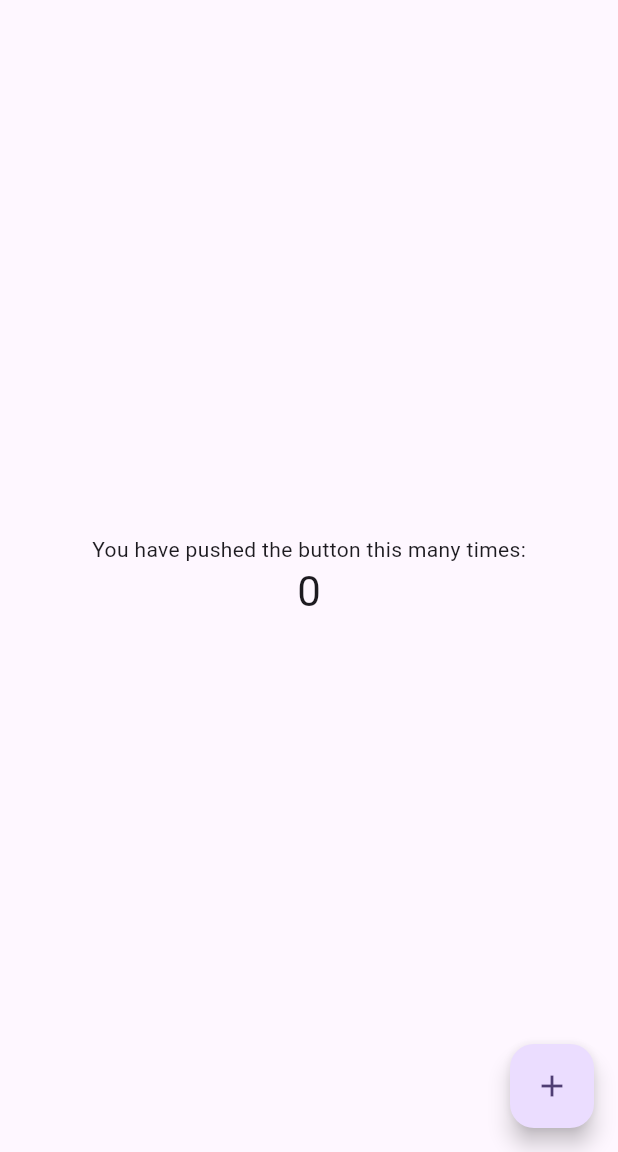
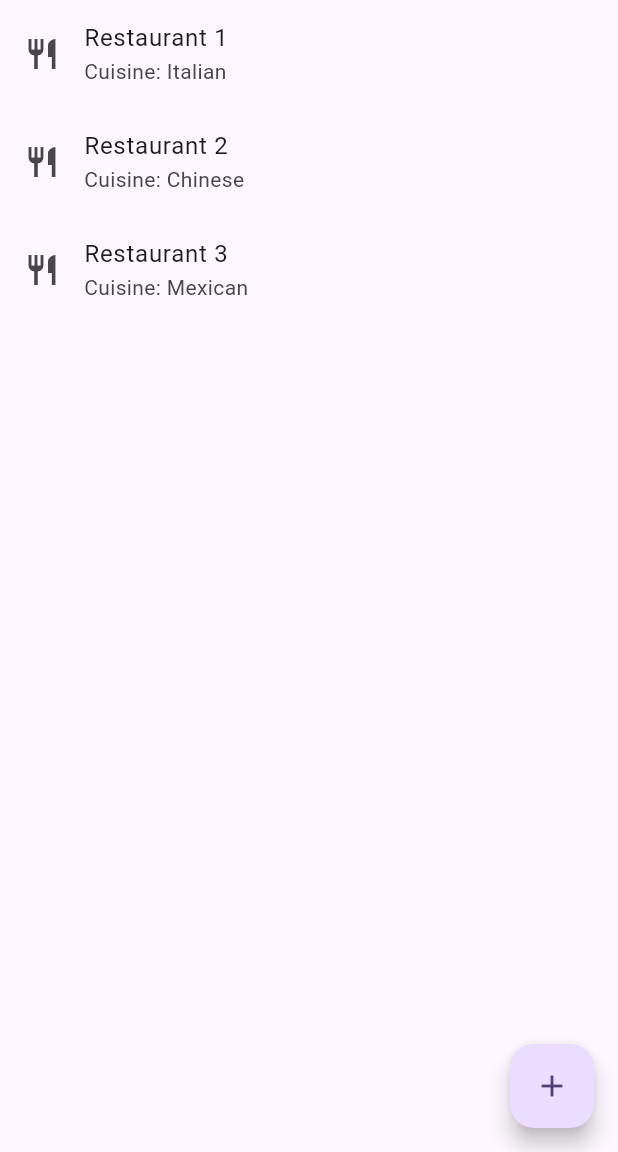
Before and after one commit to foorcun/first, a Flutter app: the screen it shows after launch, on a phone screen of 412 x 824 dp, the part 84-1236 px from its top. Run offline on Flutter 3.47's test engine with Material 3 defaults, Android fonts, the phone set to English and light mode, and no system bars.

Commit message:
RestaurantListView eklendi

```diff
--- a/lib/domain/retorant.dart
+++ /dev/null
@@ -1,16 +0,0 @@
-class Restaurant {
-  String restorantId;
-  String restorantName;
-  String restorantMenuId;
-
-  Restaurant({
-    required this.restorantId,
-    required this.restorantName,
-    required this.restorantMenuId,
-  });
-
-  @override
-  String toString() {
-    return 'Restaurant{id: $restorantId, name: $restorantName, menuId: $restorantMenuId}';
-  }
-}
--- /dev/null
+++ b/lib/features/restorant/RestaurantService.dart
@@ -0,0 +1,22 @@
+import 'dart:async';
+
+import 'package:first/features/restorant/domain/Restaurant.dart';
+
+
+
+class RestaurantService {
+  // Simulate fetching restaurant data from a remote server
+  Future<List<Restaurant>> fetchRestaurants() async {
+    // Simulate network delay
+    await Future.delayed(Duration(seconds: 2));
+
+    // Example list of restaurants
+    List<Restaurant> restaurants = [
+      Restaurant(name: 'Restaurant 1', cuisine: 'Italian'),
+      Restaurant(name: 'Restaurant 2', cuisine: 'Chinese'),
+      Restaurant(name: 'Restaurant 3', cuisine: 'Mexican'),
+    ];
+
+    return restaurants;
+  }
+}
--- /dev/null
+++ b/lib/features/restorant/components/RestaurantListView.dart
@@ -0,0 +1,44 @@
+import 'package:first/features/restorant/domain/Restaurant.dart';
+import 'package:flutter/material.dart';
+
+
+class RestaurantListView extends StatelessWidget {
+  final Future<List<Restaurant>> futureRestaurants;
+
+  RestaurantListView({required this.futureRestaurants});
+
+  @override
+  Widget build(BuildContext context) {
+    return FutureBuilder<List<Restaurant>>(
+      future: futureRestaurants,
+      builder: (context, snapshot) {
+        if (snapshot.connectionState == ConnectionState.waiting) {
+          return Center(
+            child: CircularProgressIndicator(), // Show loading indicator while data is loading
+          );
+        } else if (snapshot.hasError) {
+          return Center(
+            child: Text('Error: ${snapshot.error}'), // Show error message if data fetching fails
+          );
+        } else {
+          // Data has been successfully fetched
+          List<Restaurant>? restaurants = snapshot.data;
+          return ListView.builder(
+            itemCount: restaurants!.length,
+            itemBuilder: (context, index) {
+              return ListTile(
+                leading: Icon(Icons.restaurant),
+                title: Text(restaurants[index].name),
+                subtitle: Text('Cuisine: ${restaurants[index].cuisine}'),
+                onTap: () {
+                  // Handle tap on the restaurant
+                  print('Tapped on ${restaurants[index].name}');
+                },
+              );
+            },
+          );
+        }
+      },
+    );
+  }
+}
--- /dev/null
+++ b/lib/features/restorant/domain/Restaurant.dart
@@ -0,0 +1,7 @@
+// Define a Restaurant class
+class Restaurant {
+  final String name;
+  final String cuisine;
+
+  Restaurant({required this.name, required this.cuisine});
+}
--- a/lib/main.dart
+++ b/lib/main.dart
@@ -1,28 +1,8 @@
-import 'dart:io';
-
-import 'package:first/domain/retorant.dart';
-import 'package:first/modules/utils/main/flutter/FileUtil.dart';
-import 'package:first/modules/utils/main/flutter/HttpClientUtil.dart';
-import 'package:first/modules/utils/main/flutter/JsonUtil.dart';
+import 'package:first/features/restorant/RestaurantService.dart';
+import 'package:first/features/restorant/components/RestaurantListView.dart';
 import 'package:flutter/material.dart';
 
 void main() async {
-print("########");
-
-
-String value = await HttpClientUtil.get("lib/modules/utils/test/resources/restorantlar.json");
-
-print("value:");
-print(value);
-
-    Map<String, dynamic> valueJsonMap = JsonUtil.fromJsonToMap(value);
-print(valueJsonMap);
-  // List<Restaurant> restaurants = JsonUtil.parseRestaurants(jsonMap['restorantlar']);
-
-  valueJsonMap["restorantlar"].forEach((restaurant) {
-    print(restaurant.toString());
-  });
-
   runApp(const MyApp());
 }
 
@@ -35,21 +15,6 @@ class MyApp extends StatelessWidget {
     return MaterialApp(
       title: 'Flutter Demo',
       theme: ThemeData(
-        // This is the theme of your application.
-        //
-        // TRY THIS: Try running your application with "flutter run". You'll see
-        // the application has a purple toolbar. Then, without quitting the app,
-        // try changing the seedColor in the colorScheme below to Colors.green
-        // and then invoke "hot reload" (save your changes or press the "hot
-        // reload" button in a Flutter-supported IDE, or press "r" if you used
-        // the command line to start the app).
-        //
-        // Notice that the counter didn't reset back to zero; the application
-        // state is not lost during the reload. To reset the state, use hot
-        // restart instead.
-        //
-        // This works for code too, not just values: Most code changes can be
-        // tested with just a hot reload.
         colorScheme: ColorScheme.fromSeed(seedColor: Colors.deepPurple),
         useMaterial3: true,
       ),
@@ -60,15 +25,6 @@ class MyApp extends StatelessWidget {
 
 class MyHomePage extends StatefulWidget {
   const MyHomePage({super.key, required this.title});
-
-  // This widget is the home page of your application. It is stateful, meaning
-  // that it has a State object (defined below) that contains fields that affect
-  // how it looks.
-
-  // This class is the configuration for the state. It holds the values (in this
-  // case the title) provided by the parent (in this case the App widget) and
-  // used by the build method of the State. Fields in a Widget subclass are
-  // always marked "final".
 
   final String title;
 
@@ -81,62 +37,21 @@ class _MyHomePageState extends State<MyHomePage> {
 
   void _incrementCounter() {
     setState(() {
-      // This call to setState tells the Flutter framework that something has
-      // changed in this State, which causes it to rerun the build method below
-      // so that the display can reflect the updated values. If we changed
-      // _counter without calling setState(), then the build method would not be
-      // called again, and so nothing would appear to happen.
       _counter++;
     });
   }
 
   @override
   Widget build(BuildContext context) {
-    // This method is rerun every time setState is called, for instance as done
-    // by the _incrementCounter method above.
-    //
-    // The Flutter framework has been optimized to make rerunning build methods
-    // fast, so that you can just rebuild anything that needs updating rather
-    // than having to individually change instances of widgets.
     return Scaffold(
       appBar: AppBar(
-        // TRY THIS: Try changing the color here to a specific color (to
-        // Colors.amber, perhaps?) and trigger a hot reload to see the AppBar
-        // change color while the other colors stay the same.
         backgroundColor: Theme.of(context).colorScheme.inversePrimary,
         // Here we take the value from the MyHomePage object that was created by
         // the App.build method, and use it to set our appbar title.
         title: Text(widget.title),
       ),
-      body: Center(
-        // Center is a layout widget. It takes a single child and positions it
-        // in the middle of the parent.
-        child: Column(
-          // Column is also a layout widget. It takes a list of children and
-          // arranges them vertically. By default, it sizes itself to fit its
-          // children horizontally, and tries to be as tall as its parent.
-          //
-          // Column has various properties to control how it sizes itself and
-          // how it positions its children. Here we use mainAxisAlignment to
-          // center the children vertically; the main axis here is the vertical
-          // axis because Columns are vertical (the cross axis would be
-          // horizontal).
-          //
-          // TRY THIS: Invoke "debug painting" (choose the "Toggle Debug Paint"
-          // action in the IDE, or press "p" in the console), to see the
-          // wireframe for each widget.
-          mainAxisAlignment: MainAxisAlignment.center,
-          children: <Widget>[
-            const Text(
-              'You have pushed the button this many times:',
-            ),
-            Text(
-              '$_counter',
-              style: Theme.of(context).textTheme.headlineMedium,
-            ),
-          ],
-        ),
-      ),
+      body: RestaurantListView(
+          futureRestaurants: RestaurantService().fetchRestaurants()),
       floatingActionButton: FloatingActionButton(
         onPressed: _incrementCounter,
         tooltip: 'Increment',
```
Also changed, not shown: lib/features/restorant/domain/retorant.dart (added, +16 -0 lines).
